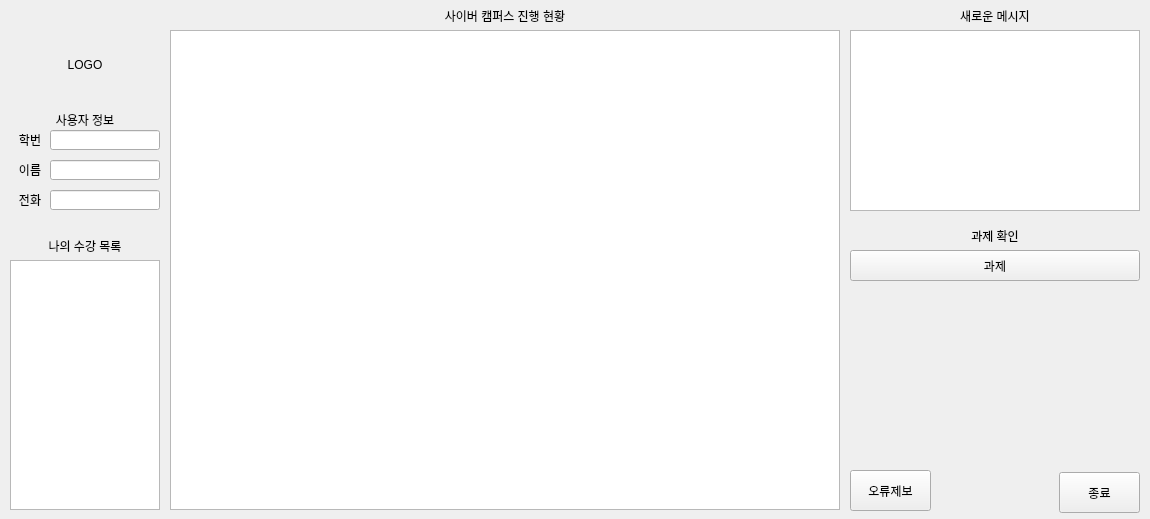
First picture: the form in src/main.ui, repository kim-do-hyeon/jj_cyber_campus_management, before the edit.
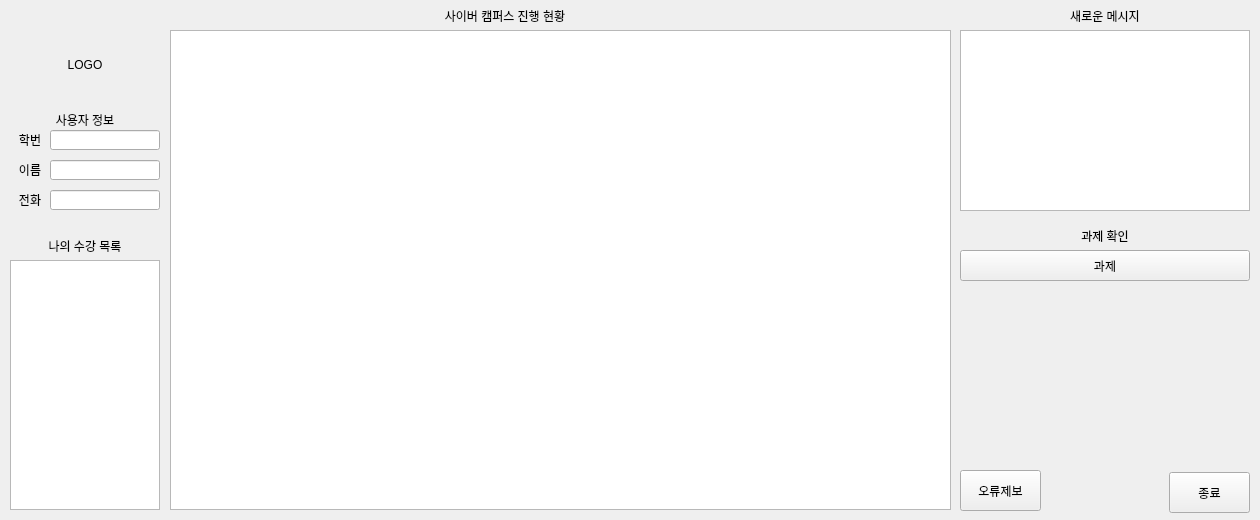
Second picture: the form after the edit.

Commit message: add include error function & Add check function

```diff
--- a/src/main.ui
+++ b/src/main.ui
@@ -6,20 +6,20 @@
    <rect>
     <x>0</x>
     <y>0</y>
-    <width>1150</width>
-    <height>519</height>
+    <width>1260</width>
+    <height>520</height>
    </rect>
   </property>
   <property name="minimumSize">
    <size>
-    <width>1150</width>
-    <height>519</height>
+    <width>1260</width>
+    <height>520</height>
    </size>
   </property>
   <property name="maximumSize">
    <size>
-    <width>1150</width>
-    <height>519</height>
+    <width>1260</width>
+    <height>520</height>
    </size>
   </property>
   <property name="windowTitle">
@@ -39,7 +39,7 @@
    <widget class="QListWidget" name="notice_listWidget">
     <property name="geometry">
      <rect>
-      <x>850</x>
+      <x>960</x>
       <y>30</y>
       <width>290</width>
       <height>181</height>
@@ -49,7 +49,7 @@
    <widget class="QLabel" name="new_message_label">
     <property name="geometry">
      <rect>
-      <x>850</x>
+      <x>960</x>
       <y>10</y>
       <width>290</width>
       <height>12</height>
@@ -83,7 +83,7 @@
      <rect>
       <x>170</x>
       <y>30</y>
-      <width>670</width>
+      <width>781</width>
       <height>480</height>
      </rect>
     </property>
@@ -226,7 +226,7 @@
    <widget class="QPushButton" name="assign_button">
     <property name="geometry">
      <rect>
-      <x>850</x>
+      <x>960</x>
       <y>250</y>
       <width>290</width>
       <height>31</height>
@@ -239,7 +239,7 @@
    <widget class="QLabel" name="new_message_label_2">
     <property name="geometry">
      <rect>
-      <x>850</x>
+      <x>960</x>
       <y>230</y>
       <width>290</width>
       <height>12</height>
@@ -255,7 +255,7 @@
    <widget class="QPushButton" name="exit_button">
     <property name="geometry">
      <rect>
-      <x>1059</x>
+      <x>1169</x>
       <y>472</y>
       <width>81</width>
       <height>41</height>
@@ -268,7 +268,7 @@
    <widget class="QPushButton" name="error_send">
     <property name="geometry">
      <rect>
-      <x>850</x>
+      <x>960</x>
       <y>470</y>
       <width>81</width>
       <height>41</height>
```
The commit also changes 1 other file.
